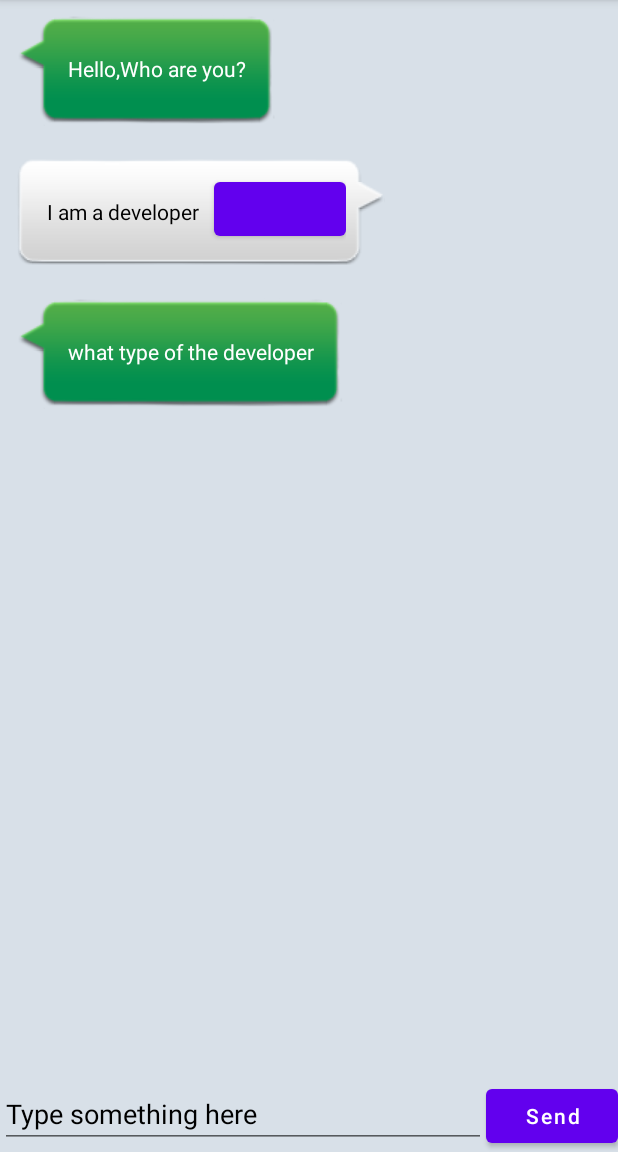
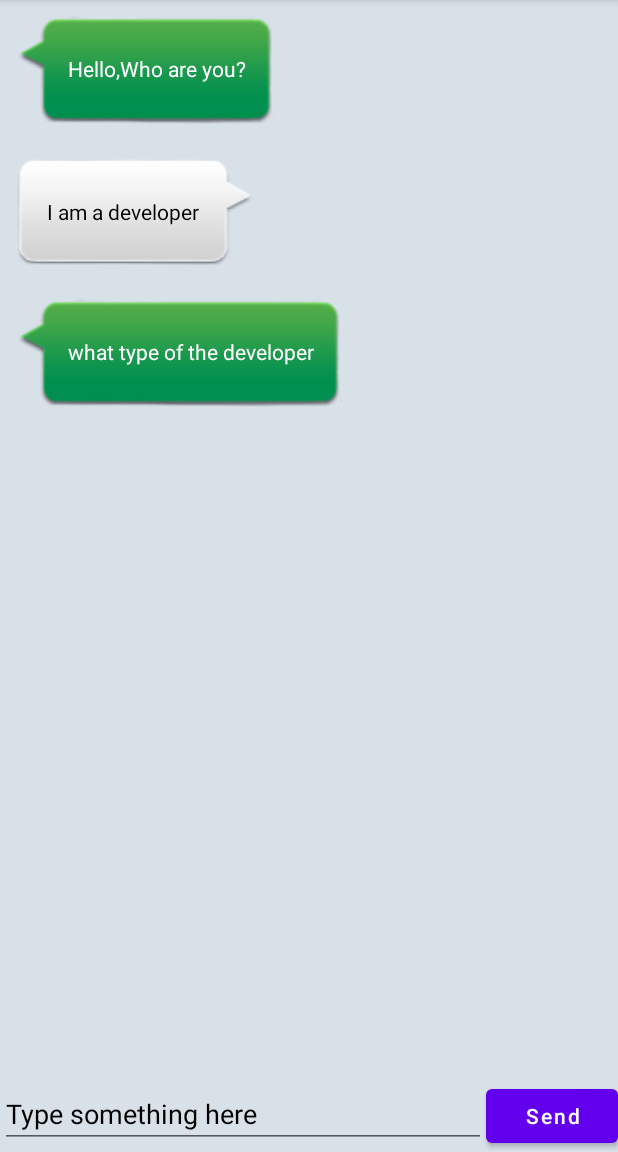
Before and after one commit to UnknowPointError/Android-Project-Basic, an Android app: the TalkActivity screen opened directly, with no data from a screen before it, on a phone screen of 412 x 824 dp, the part 84-1236 px from its top. Run offline under Robolectric (Android 15) with nearby library versions, the phone set to English and light mode, and no system bars.

Commit message:
2021.10.28-->5

```diff
--- a/app/src/main/res/layout/msg_right.xml
+++ b/app/src/main/res/layout/msg_right.xml
@@ -18,11 +18,6 @@
             android:layout_margin="10dp"
             android:textColor="#000" />
 
-        <Button
-            android:layout_width="wrap_content"
-            android:layout_height="wrap_content" />
     </LinearLayout>
 
-</FrameLayout><!---->
-    <!---->
-    <!--asdas-->
+</FrameLayout>
```
